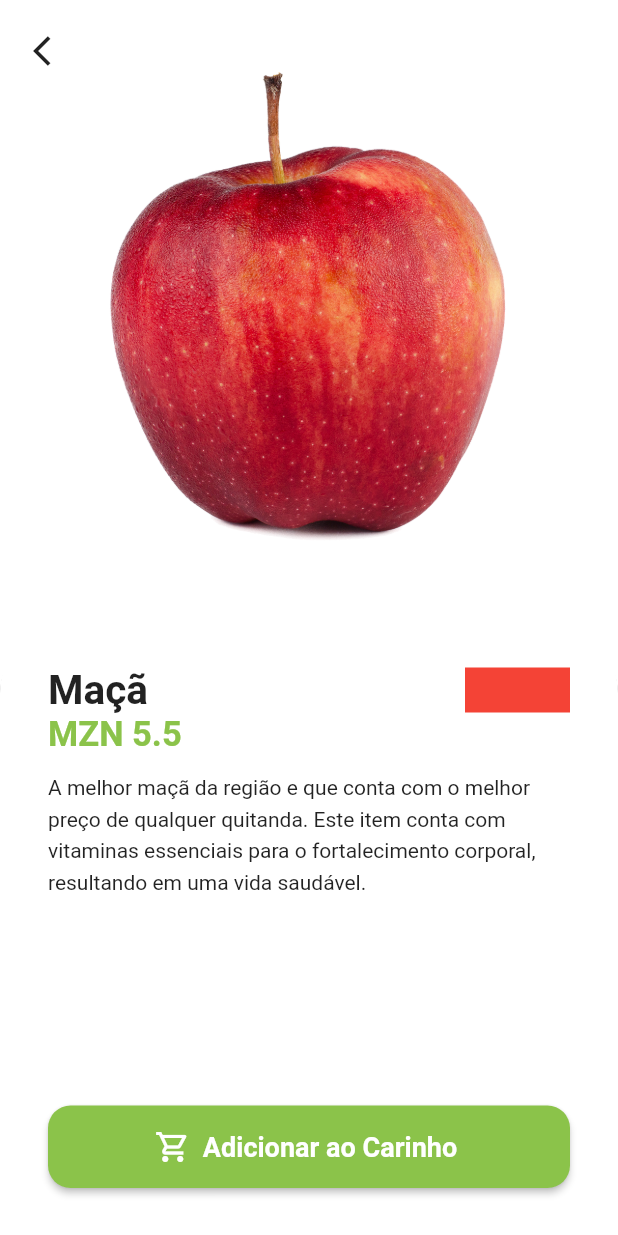
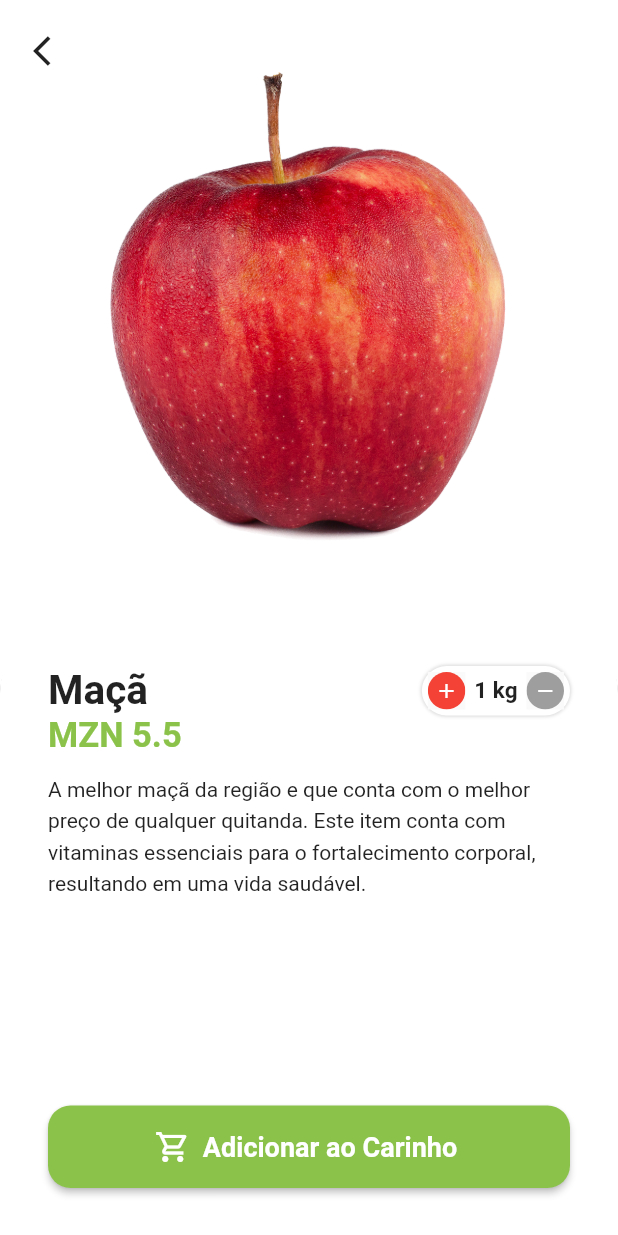
Before and after one commit to marinoricardo/greengrocer, a Flutter app: the BaseScreen screen opened directly, after a tap on "Maçã", on a phone screen of 412 x 824 dp. Run offline on Flutter 3.47's test engine with Material 2 defaults, Android fonts, the phone set to English and light mode, and no system bars; our stand-ins replace animated_text_kit, badges.

Commit message:
quantity widget

```diff
--- a/lib/src/config/app_data.dart
+++ b/lib/src/config/app_data.dart
@@ -62,12 +62,6 @@ List<ItemModel> items = [
   kiwi,
   mango,
   papaya,
-  apple,
-  grape,
-  guava,
-  kiwi,
-  mango,
-  papaya,
 ];
 
 List<String> categories = [
--- /dev/null
+++ b/lib/src/pages/common_widgets/quantity_widget.dart
@@ -0,0 +1,77 @@
+// ignore_for_file: prefer_const_constructors
+
+import 'package:flutter/material.dart';
+
+class QuantityWidget extends StatelessWidget {
+  const QuantityWidget({Key? key}) : super(key: key);
+
+  @override
+  Widget build(BuildContext context) {
+    return Container(
+      padding: EdgeInsets.all(4),
+      decoration: BoxDecoration(
+        color: Colors.white,
+        borderRadius: BorderRadius.circular(50),
+        boxShadow: [
+          BoxShadow(
+            color: Colors.grey.shade300,
+            spreadRadius: 1,
+            blurRadius: 1,
+          )
+        ],
+      ),
+      child: Row(
+        children: [
+          Material(
+            child: InkWell(
+              borderRadius: BorderRadius.circular(50),
+              onTap: () {},
+              child: Ink(
+                height: 25,
+                width: 25,
+                decoration: BoxDecoration(
+                  color: Colors.red,
+                  shape: BoxShape.circle,
+                ),
+                child: Icon(
+                  Icons.add,
+                  color: Colors.white,
+                  size: 16,
+                ),
+              ),
+            ),
+          ),
+          Padding(
+            padding: const EdgeInsets.symmetric(horizontal: 6.0),
+            child: Text(
+              '1 kg',
+              style: TextStyle(
+                fontSize: 15,
+                fontWeight: FontWeight.bold,
+              ),
+            ),
+          ),
+          Material(
+            child: InkWell(
+              borderRadius: BorderRadius.circular(50),
+              onTap: () {},
+              child: Ink(
+                height: 25,
+                width: 25,
+                decoration: BoxDecoration(
+                  color: Colors.grey,
+                  shape: BoxShape.circle,
+                ),
+                child: Icon(
+                  Icons.remove,
+                  color: Colors.white,
+                  size: 16,
+                ),
+              ),
+            ),
+          ),
+        ],
+      ),
+    );
+  }
+}
--- a/lib/src/pages/components/item_tile.dart
+++ b/lib/src/pages/components/item_tile.dart
@@ -1,4 +1,4 @@
-// ignore_for_file: prefer_const_literals_to_create_immutables, prefer_const_constructors
+// ignore_for_file: prefer_const_literals_to_create_immutables, prefer_const_constructors, sort_child_properties_last
 
 import 'package:flutter/material.dart';
 import 'package:greengrocer/src/config/custom_colors.dart';
@@ -37,7 +37,12 @@ class ItemTile extends StatelessWidget {
                 crossAxisAlignment: CrossAxisAlignment.stretch,
                 children: [
                   // image
-                  Expanded(child: Image.asset(item.imgUrl)),
+                  Expanded(
+                    child: Hero(
+                      child: Image.asset(item.imgUrl),
+                      tag: item.imgUrl,
+                    ),
+                  ),
                   //nome
                   Text(
                     item.itemName,
--- a/lib/src/pages/product/product_screen.dart
+++ b/lib/src/pages/product/product_screen.dart
@@ -3,6 +3,7 @@
 import 'package:flutter/material.dart';
 import 'package:greengrocer/src/config/custom_colors.dart';
 import 'package:greengrocer/src/models/item_model.dart';
+import 'package:greengrocer/src/pages/common_widgets/quantity_widget.dart';
 
 class ProductScreen extends StatelessWidget {
   const ProductScreen({Key? key, required this.item}) : super(key: key);
@@ -15,7 +16,12 @@ class ProductScreen extends StatelessWidget {
         children: [
           Column(
             children: [
-              Expanded(child: Image.asset(item.imgUrl)),
+              Expanded(
+                child: Hero(
+                  child: Image.asset(item.imgUrl),
+                  tag: item.imgUrl,
+                ),
+              ),
               Expanded(
                 child: Container(
                   padding: EdgeInsets.all(32),
@@ -46,11 +52,12 @@ class ProductScreen extends StatelessWidget {
                               fontWeight: FontWeight.bold,
                             ),
                           ),
-                          Container(
-                            height: 30,
-                            width: 70,
-                            color: Colors.red,
-                          )
+                          // Container(
+                          //   height: 30,
+                          //   width: 70,
+                          //   color: Colors.red,
+                          // )
+                          QuantityWidget()
                         ],
                       ),
                       Text(
```
